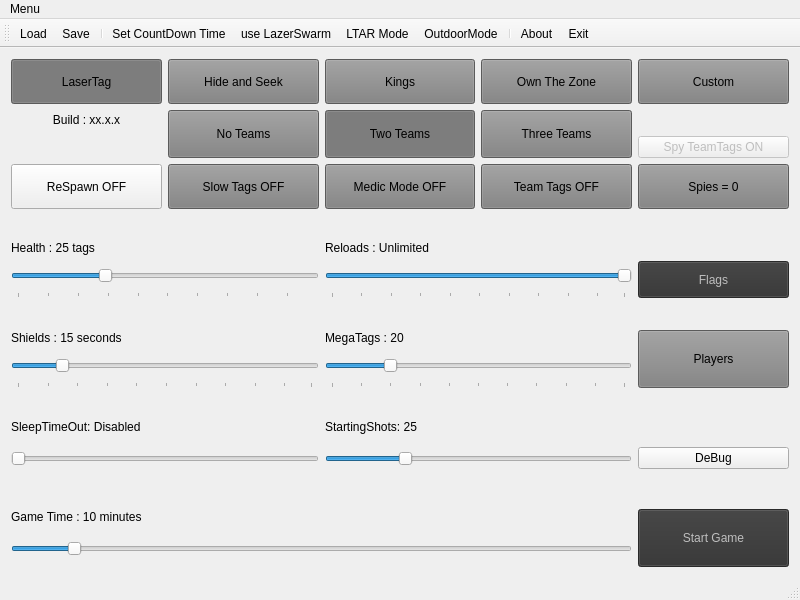
Old version of the form LttoMainWindow.ui in the repository rmick/Combobulator.
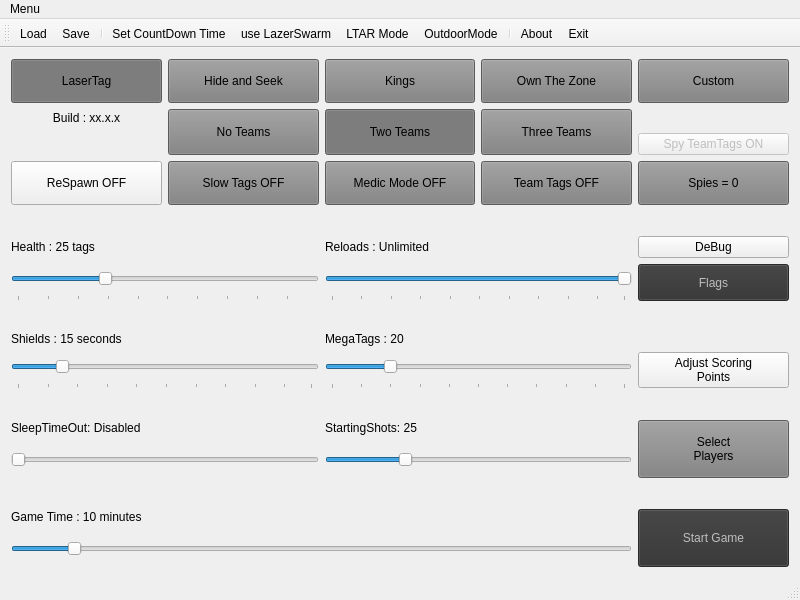
New version of the form.

Diff of the .ui file:
```diff
--- a/LttoMainWindow.ui
+++ b/LttoMainWindow.ui
@@ -2109,126 +2109,6 @@
       </property>
      </spacer>
     </item>
-    <item row="10" column="5" rowspan="2">
-     <widget class="QPushButton" name="btn_SelectPlayers">
-      <property name="sizePolicy">
-       <sizepolicy hsizetype="Preferred" vsizetype="Preferred">
-        <horstretch>0</horstretch>
-        <verstretch>0</verstretch>
-       </sizepolicy>
-      </property>
-      <property name="minimumSize">
-       <size>
-        <width>54</width>
-        <height>34</height>
-       </size>
-      </property>
-      <property name="palette">
-       <palette>
-        <active>
-         <colorrole role="Button">
-          <brush brushstyle="SolidPattern">
-           <color alpha="255">
-            <red>128</red>
-            <green>128</green>
-            <blue>128</blue>
-           </color>
-          </brush>
-         </colorrole>
-         <colorrole role="Base">
-          <brush brushstyle="SolidPattern">
-           <color alpha="255">
-            <red>128</red>
-            <green>128</green>
-            <blue>128</blue>
-           </color>
-          </brush>
-         </colorrole>
-         <colorrole role="Window">
-          <brush brushstyle="SolidPattern">
-           <color alpha="255">
-            <red>128</red>
-            <green>128</green>
-            <blue>128</blue>
-           </color>
-          </brush>
-         </colorrole>
-        </active>
-        <inactive>
-         <colorrole role="Button">
-          <brush brushstyle="SolidPattern">
-           <color alpha="255">
-            <red>128</red>
-            <green>128</green>
-            <blue>128</blue>
-           </color>
-          </brush>
-         </colorrole>
-         <colorrole role="Base">
-          <brush brushstyle="SolidPattern">
-           <color alpha="255">
-            <red>128</red>
-            <green>128</green>
-            <blue>128</blue>
-           </color>
-          </brush>
-         </colorrole>
-         <colorrole role="Window">
-          <brush brushstyle="SolidPattern">
-           <color alpha="255">
-            <red>128</red>
-            <green>128</green>
-            <blue>128</blue>
-           </color>
-          </brush>
-         </colorrole>
-        </inactive>
-        <disabled>
-         <colorrole role="Button">
-          <brush brushstyle="SolidPattern">
-           <color alpha="255">
-            <red>50</red>
-            <green>50</green>
-            <blue>50</blue>
-           </color>
-          </brush>
-         </colorrole>
-         <colorrole role="Base">
-          <brush brushstyle="SolidPattern">
-           <color alpha="255">
-            <red>50</red>
-            <green>50</green>
-            <blue>50</blue>
-           </color>
-          </brush>
-         </colorrole>
-         <colorrole role="Window">
-          <brush brushstyle="SolidPattern">
-           <color alpha="255">
-            <red>50</red>
-            <green>50</green>
-            <blue>50</blue>
-           </color>
-          </brush>
-         </colorrole>
-        </disabled>
-       </palette>
-      </property>
-      <property name="text">
-       <string>Players</string>
-      </property>
-      <property name="default">
-       <bool>false</bool>
-      </property>
-     </widget>
-    </item>
-    <item row="14" column="5">
-     <widget class="QPushButton" name="btn_Debug">
-      <property name="text">
-       <string>DeBug</string>
-      </property>
-     </widget>
-    </item>
     <item row="8" column="5">
      <widget class="QPushButton" name="btn_Flags">
       <property name="enabled">
@@ -2358,6 +2238,135 @@
       </property>
      </widget>
     </item>
+    <item row="7" column="5">
+     <widget class="QPushButton" name="btn_Debug">
+      <property name="text">
+       <string>DeBug</string>
+      </property>
+     </widget>
+    </item>
+    <item row="13" column="5" rowspan="2">
+     <widget class="QPushButton" name="btn_SelectPlayers">
+      <property name="sizePolicy">
+       <sizepolicy hsizetype="Preferred" vsizetype="Preferred">
+        <horstretch>0</horstretch>
+        <verstretch>0</verstretch>
+       </sizepolicy>
+      </property>
+      <property name="minimumSize">
+       <size>
+        <width>54</width>
+        <height>34</height>
+       </size>
+      </property>
+      <property name="palette">
+       <palette>
+        <active>
+         <colorrole role="Button">
+          <brush brushstyle="SolidPattern">
+           <color alpha="255">
+            <red>128</red>
+            <green>128</green>
+            <blue>128</blue>
+           </color>
+          </brush>
+         </colorrole>
+         <colorrole role="Base">
+          <brush brushstyle="SolidPattern">
+           <color alpha="255">
+            <red>128</red>
+            <green>128</green>
+            <blue>128</blue>
+           </color>
+          </brush>
+         </colorrole>
+         <colorrole role="Window">
+          <brush brushstyle="SolidPattern">
+           <color alpha="255">
+            <red>128</red>
+            <green>128</green>
+            <blue>128</blue>
+           </color>
+          </brush>
+         </colorrole>
+        </active>
+        <inactive>
+         <colorrole role="Button">
+          <brush brushstyle="SolidPattern">
+           <color alpha="255">
+            <red>128</red>
+            <green>128</green>
+            <blue>128</blue>
+           </color>
+          </brush>
+         </colorrole>
+         <colorrole role="Base">
+          <brush brushstyle="SolidPattern">
+           <color alpha="255">
+            <red>128</red>
+            <green>128</green>
+            <blue>128</blue>
+           </color>
+          </brush>
+         </colorrole>
+         <colorrole role="Window">
+          <brush brushstyle="SolidPattern">
+           <color alpha="255">
+            <red>128</red>
+            <green>128</green>
+            <blue>128</blue>
+           </color>
+          </brush>
+         </colorrole>
+        </inactive>
+        <disabled>
+         <colorrole role="Button">
+          <brush brushstyle="SolidPattern">
+           <color alpha="255">
+            <red>50</red>
+            <green>50</green>
+            <blue>50</blue>
+           </color>
+          </brush>
+         </colorrole>
+         <colorrole role="Base">
+          <brush brushstyle="SolidPattern">
+           <color alpha="255">
+            <red>50</red>
+            <green>50</green>
+            <blue>50</blue>
+           </color>
+          </brush>
+         </colorrole>
+         <colorrole role="Window">
+          <brush brushstyle="SolidPattern">
+           <color alpha="255">
+            <red>50</red>
+            <green>50</green>
+            <blue>50</blue>
+           </color>
+          </brush>
+         </colorrole>
+        </disabled>
+       </palette>
+      </property>
+      <property name="text">
+       <string>Select
+Players</string>
+      </property>
+      <property name="default">
+       <bool>false</bool>
+      </property>
+     </widget>
+    </item>
+    <item row="11" column="5">
+     <widget class="QPushButton" name="btn_SetScorePoints">
+      <property name="text">
+       <string>Adjust Scoring
+Points</string>
+      </property>
+     </widget>
+    </item>
    </layout>
   </widget>
   <widget class="QMenuBar" name="menuBar">
```
Left out of the diff: 6 changed lines with no effect on the pictures.
